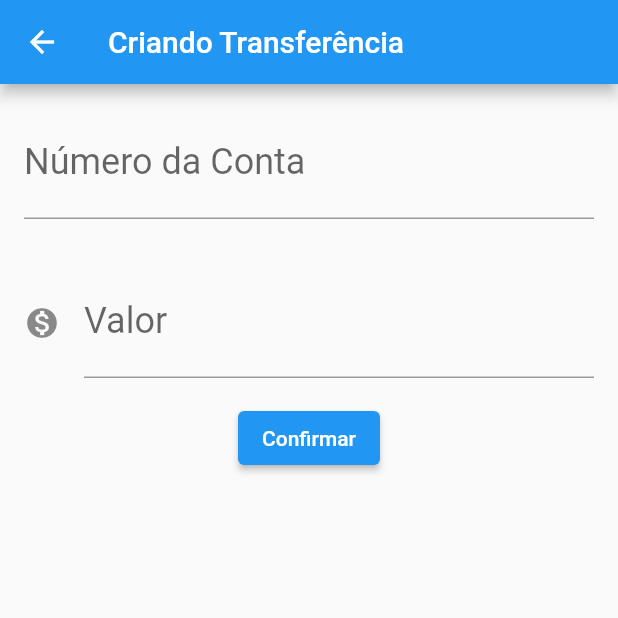
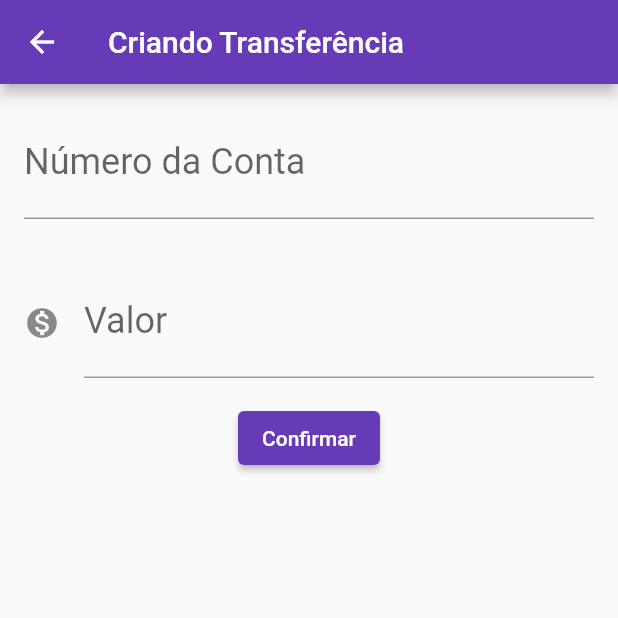
Before and after one commit to Joao-Gontijo/bytebank, a Flutter app: the screen it shows after launch, after a tap on the "add" icon, on a phone screen of 412 x 824 dp, the top half of it. Run offline on Flutter 3.47's test engine with Material 2 defaults, Android fonts, the phone set to English and light mode, and no system bars.

Commit message:
changing theme

```diff
--- a/lib/main.dart
+++ b/lib/main.dart
@@ -8,9 +8,20 @@ class BytebankApp extends StatelessWidget {
   @override
   Widget build(BuildContext context) {
     return MaterialApp(
-      home: Scaffold(
-        body: ListaTransferencias(),
+      theme: ThemeData(
+        colorScheme:
+            ColorScheme.fromSwatch(primarySwatch: Colors.deepPurple).copyWith(
+          secondary: Colors.blueAccent[700],
         ),
+        floatingActionButtonTheme: FloatingActionButtonThemeData(
+          backgroundColor: Colors.purple[700],
+        ),
+        buttonTheme: ButtonThemeData(
+          buttonColor: Colors.blueAccent[700],
+          textTheme: ButtonTextTheme.accent,
+        ),
+      ),
+      home: ListaTransferencias(),
     );
   }
 }
@@ -23,7 +34,8 @@ class FormularioTransferencia extends StatelessWidget {
   @override
   Widget build(BuildContext context) {
     return Scaffold(
-      body: Column(
+      body: SingleChildScrollView(
+        child: Column(
           children: [
             Editor(
               controlador: _controladorCampoNumeroConta,
@@ -44,6 +56,7 @@ class FormularioTransferencia extends StatelessWidget {
               child: const Text('Confirmar'),
             ),
           ],
+        ),
       ),
       appBar: AppBar(
         title: const Text('Criando Transferência'),
```
Lines whose indentation alone changed are shown as unchanged.
